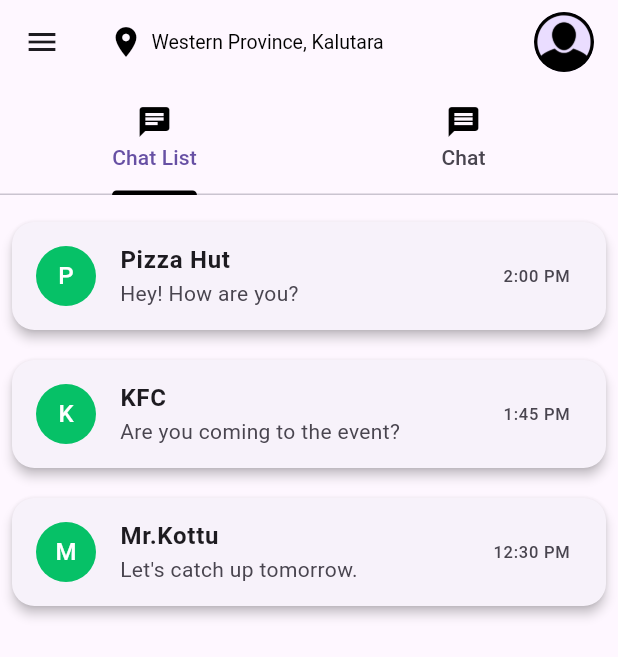
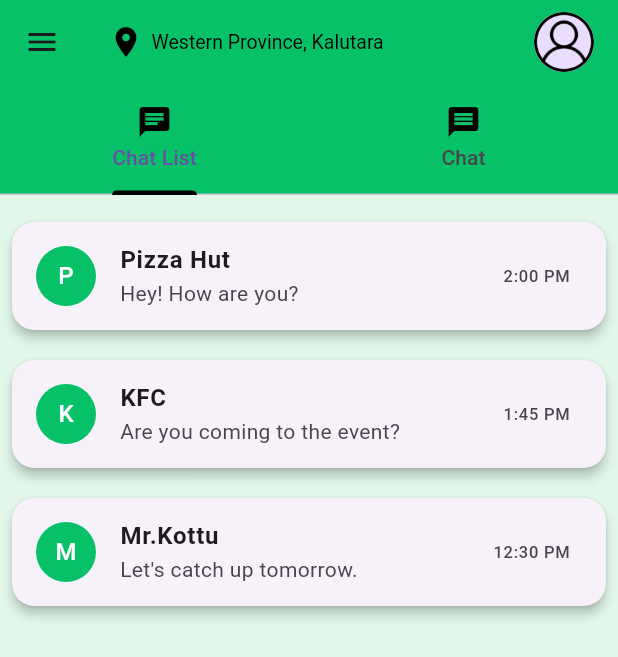
Before and after one commit to chamudithaperera/Flutter-Dart-project-04-UberEats-FoodApp, a Flutter app: the MessagesPage screen opened directly, on a phone screen of 412 x 824 dp. Shown: the top 657 px of the screen. Run offline on Flutter 3.47's test engine with Material 3 defaults, Android fonts, the phone set to English and light mode, and no system bars.

Commit message:
d10/19commit1

```diff
--- a/lib/pages/messages_page.dart
+++ b/lib/pages/messages_page.dart
@@ -26,7 +26,7 @@ class _MessagesPageState extends State<MessagesPage> with SingleTickerProviderSt
   Widget build(BuildContext context) {
     return Scaffold(
       appBar: AppBar(
-        // backgroundColor: Color(0xFF06C167), // Use green theme color
+        backgroundColor: Color(0xFF06C167), // Use green theme color
         leading: IconButton(
           icon: Icon(Icons.menu),
           onPressed: () {
@@ -56,12 +56,15 @@ class _MessagesPageState extends State<MessagesPage> with SingleTickerProviderSt
           ],
         ),
       ),
-      body: TabBarView(
-        controller: _tabController,
-        children: [
-          ChatList(tabController: _tabController),  // Chat List Tab
-          Chat(),                                  // Chat Tab
-        ],
+      body: Container(
+        color: Color(0xFFE0F7E9),
+        child: TabBarView(
+          controller: _tabController,
+          children: [
+            ChatList(tabController: _tabController),  // Chat List Tab
+            Chat(),                                  // Chat Tab
+          ],
+        ),
       ),
     );
   }
--- a/lib/pages/orders_page.dart
+++ b/lib/pages/orders_page.dart
@@ -33,6 +33,7 @@ class OrdersPage extends StatelessWidget {
   Widget build(BuildContext context) {
     return Scaffold(
       appBar: AppBar(
+        backgroundColor: Color(0xFF06C167),
         leading: IconButton(
           icon: Icon(Icons.menu),
           onPressed: () {
@@ -54,7 +55,9 @@ class OrdersPage extends StatelessWidget {
           ],
         ),
       ),
-      body: ListView.builder(
+      body: Container(
+        color: Color(0xFFE0F7E9),
+        child: ListView.builder(
           itemCount: orders.length,
           itemBuilder: (context, index) {
             final order = orders[index];
@@ -112,6 +115,7 @@ class OrdersPage extends StatelessWidget {
             );
           },
         ),
+      ),
     );
   }
 
--- a/lib/pages/profile_page.dart
+++ b/lib/pages/profile_page.dart
@@ -37,10 +37,9 @@ class _ProfilePageState extends State<ProfilePage> {
             ),
           ],
         ),
-        backgroundColor: Color(0xFF06C167), // Dark Green theme color
+        backgroundColor: Color(0xFF06C167), // Green theme color
       ),
-      body: Container(
-        color: Color(0xFFE0F7E9), // Light Green background color
+      body: Padding(
         padding: const EdgeInsets.all(16.0),
         child: Column(
           crossAxisAlignment: CrossAxisAlignment.start,
--- a/pubspec.yaml
+++ b/pubspec.yaml
@@ -30,6 +30,7 @@ environment:
 dependencies:
   flutter:
     sdk: flutter
+  easy_sidemenu: ^0.6.0
 
 
   # The following adds the Cupertino Icons font to your application.
```
Also changed, not shown: assets/profile_image.png, pubspec.lock. Lines whose indentation alone changed are shown as unchanged.
